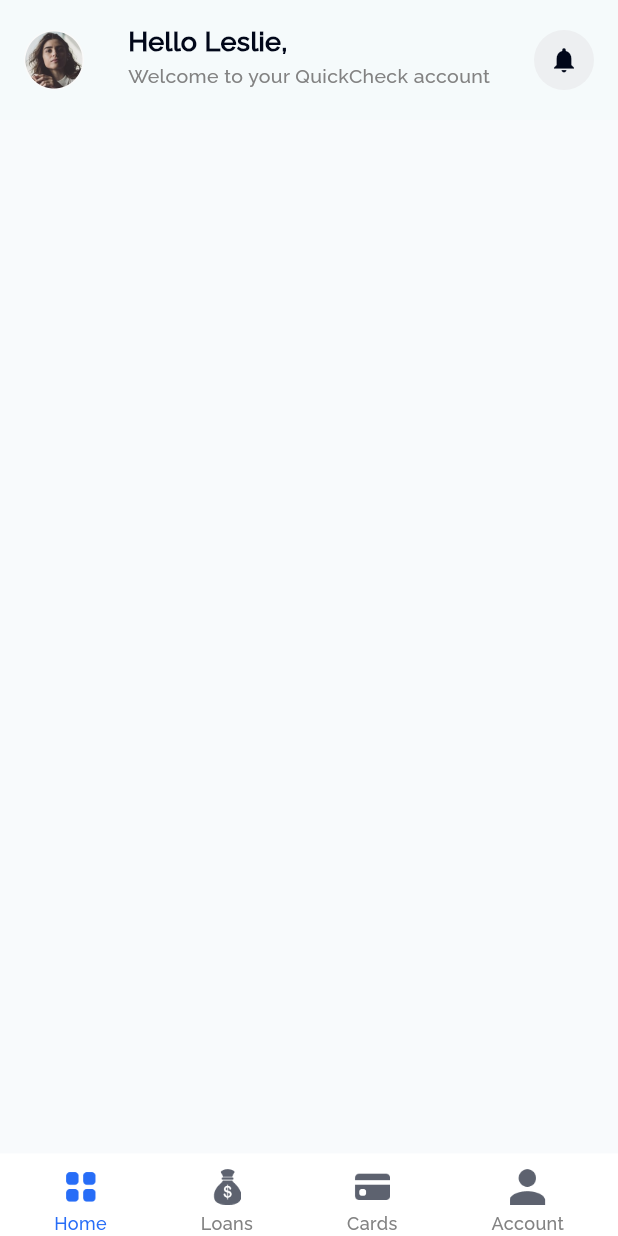
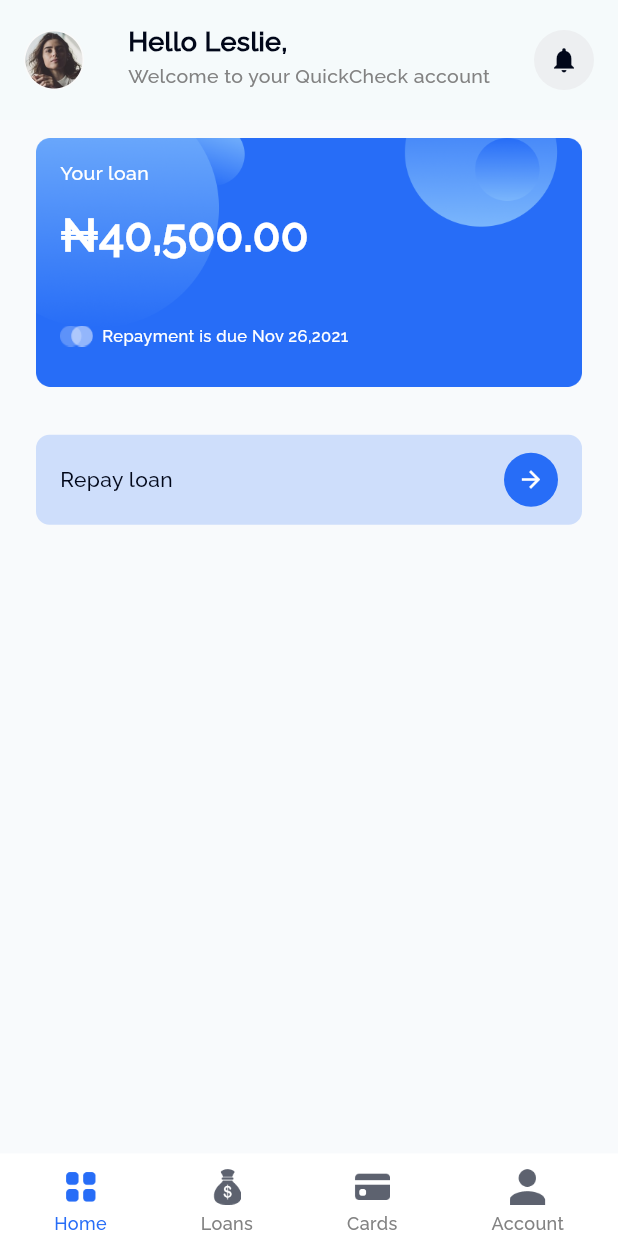
Before and after one commit to Codeinstd/Loan-app, a Flutter app: the screen it shows after launch, on a phone screen of 412 x 824 dp. Run offline on Flutter 3.47's test engine with Material 3 defaults, Android fonts, the phone set to English and light mode, and no system bars.

Commit message:
bug fixed

```diff
--- a/lib/ui/screens/first.dart
+++ b/lib/ui/screens/first.dart
@@ -243,7 +243,139 @@ class _FirstState extends State<First> {
       ),
 
       // body section //
-      body: Column(),
+      body: Column(
+        crossAxisAlignment: CrossAxisAlignment.start,
+        children: [
+          Expanded(
+              child: SingleChildScrollView(
+            child: Padding(
+              padding: const EdgeInsets.only(left: 24, right: 24, top: 12),
+              child: Column(
+                crossAxisAlignment: CrossAxisAlignment.start,
+                children: [
+                  // card //
+                  SizedBox(
+                    child: Stack(
+                      children: [
+                        Image.asset('assets/images/naira.png'),
+                        Padding(
+                          padding: const EdgeInsets.only(
+                              left: 16.0, right: 16, top: 14),
+                          child: Column(
+                            crossAxisAlignment: CrossAxisAlignment.start,
+                            children: [
+                              // title //
+                              const Text(
+                                'Your loan',
+                                style: TextStyle(
+                                    fontFamily: 'Raleway',
+                                    color: AppColors.white,
+                                    fontWeight: FontWeight.w600,
+                                    fontSize: 13),
+                              ),
+                              const SizedBox(
+                                height: 10,
+                              ),
+
+                              // value //
+                              const Text(
+                                '₦40,500.00',
+                                style: TextStyle(
+                                    fontFamily: 'Raleway',
+                                    color: AppColors.white,
+                                    fontWeight: FontWeight.w700,
+                                    fontSize: 30),
+                              ),
+
+                              const SizedBox(
+                                height: 38,
+                              ),
+
+                              Row(
+                                mainAxisAlignment: MainAxisAlignment.start,
+                                children: [
+                                  // image //
+                                  Image.asset(
+                                    'assets/images/Group 1155.png',
+                                    color: AppColors.white,
+                                    height: 14,
+                                  ),
+                                  const SizedBox(
+                                    width: 6,
+                                  ),
+                                  const Text(
+                                    'Repayment is due Nov 26,2021',
+                                    style: TextStyle(
+                                        fontFamily: 'Raleway',
+                                        color: AppColors.white,
+                                        fontWeight: FontWeight.w600,
+                                        fontSize: 11),
+                                  ),
+                                ],
+                              )
+                            ],
+                          ),
+                        ),
+                      ],
+                    ),
+                  ),
+
+                  const SizedBox(
+                    height: 32,
+                  ),
+
+                  InkWell(
+                    onTap: () {},
+                    child: SizedBox(
+                      width: 400,
+                      height: 60,
+                      child: DecoratedBox(
+                        decoration: BoxDecoration(
+                          color: AppColors.pricolor.withOpacity(0.2),
+                          borderRadius: BorderRadius.circular(9),
+                        ),
+                        child: Padding(
+                          padding: const EdgeInsets.only(left: 16.0, right: 16),
+                          child: Row(
+                            mainAxisAlignment: MainAxisAlignment.spaceBetween,
+                            children: [
+                              // text //
+                              const Text(
+                                'Repay loan',
+                                style: TextStyle(
+                                    fontFamily: 'Raleway',
+                                    color: AppColors.headertext,
+                                    fontWeight: FontWeight.w600,
+                                    fontSize: 14),
+                              ),
+
+                              // icon //
+                              SizedBox(
+                                width: 36,
+                                height: 36,
+                                child: DecoratedBox(
+                                  decoration: BoxDecoration(
+                                      color: AppColors.pricolor,
+                                      borderRadius: BorderRadius.circular(100)),
+                                  child: Icon(
+                                    Icons.arrow_forward_sharp,
+                                    size: 18,
+                                    color: AppColors.white,
+                                  ),
+                                ),
+                              )
+                            ],
+                          ),
+                        ),
+                      ),
+                    ),
+                  )
+                ],
+              ),
+            ),
+          ))
+        ],
+      ),
     );
   }
 }
--- a/pubspec.yaml
+++ b/pubspec.yaml
@@ -65,6 +65,8 @@ flutter:
   - assets/images/Loans.png
   - assets/images/credit-card.png
   - assets/images/Vector.png
+  - assets/images/Group 1155.png
+  - assets/images/naira.png
 
 
   # An image asset can refer to one or more resolution-specific "variants", see
```
Also changed, not shown: assets/images/Group 1155.png (added), assets/images/naira.png (added).
